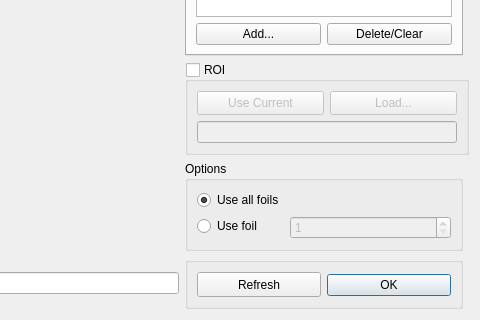
Old version of the form custom/mira/src/cascade/contrastsvsimagesdlg.ui in the repository mlz-ictrl/nicos; both pictures show x 441 to 921 and y 299 to 619 of the 921 by 619 pixel window.
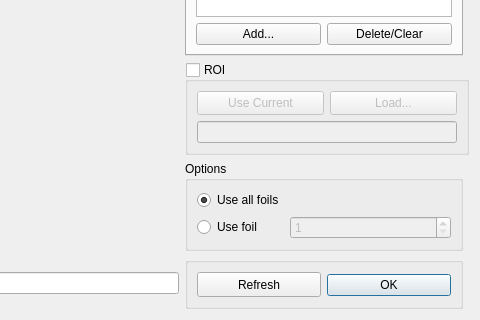
New version of the form. Custom widgets are drawn as their Qt base class.

Commit message: cascade viewer: small fixes

What changed in the file:
```diff
--- a/custom/mira/src/cascade/contrastsvsimagesdlg.ui
+++ b/custom/mira/src/cascade/contrastsvsimagesdlg.ui
@@ -241,7 +241,7 @@
      <property name="title">
       <string>Options</string>
      </property>
-     <layout class="QFormLayout" name="formLayout">
+     <layout class="QGridLayout" name="gridLayout_4">
       <item row="0" column="0">
        <widget class="QRadioButton" name="radioButtonFoilMean">
         <property name="text">
@@ -254,6 +254,12 @@
       </item>
       <item row="1" column="0">
        <widget class="QRadioButton" name="radioButtonFoil">
+        <property name="sizePolicy">
+         <sizepolicy hsizetype="Fixed" vsizetype="Fixed">
+          <horstretch>0</horstretch>
+          <verstretch>0</verstretch>
+         </sizepolicy>
+        </property>
         <property name="text">
          <string>Use foil </string>
         </property>
```
Left out of the diff: 12 changed lines with no effect on the pictures. The commit also changes 1 other file.
